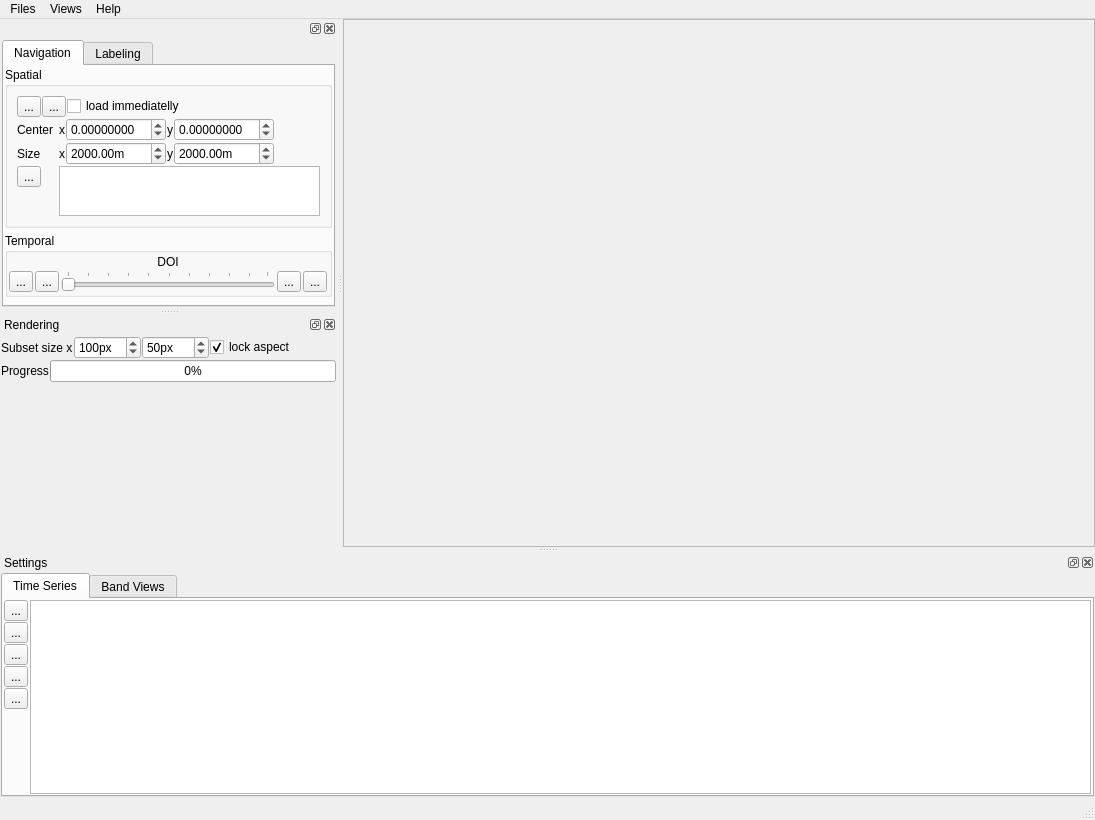
jakimowb/eo-time-series-viewer, file timeseriesviewer/ui/timseriesviewer.ui: the form before one commit.
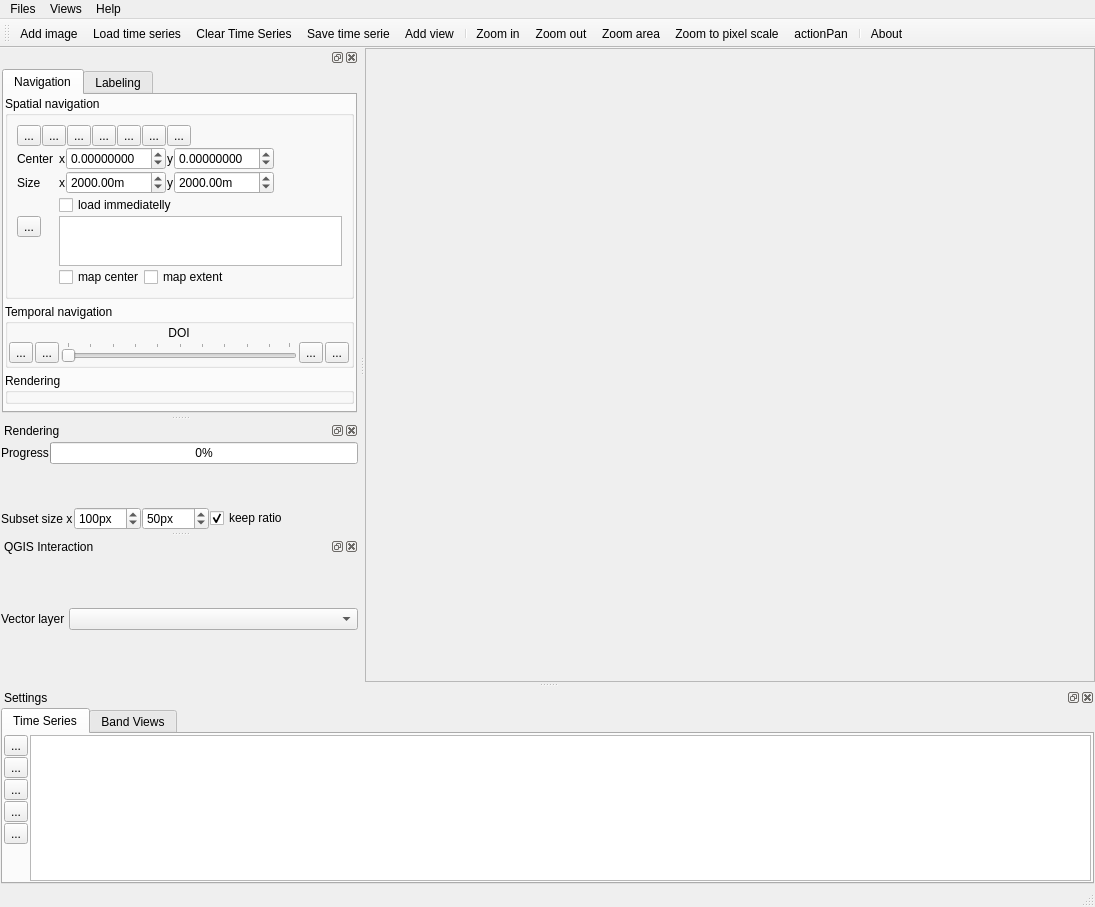
The form after the commit. Icons and pictures are not drawn.

The edit to the form file:
```diff
--- a/timeseriesviewer/ui/timseriesviewer.ui
+++ b/timeseriesviewer/ui/timseriesviewer.ui
@@ -7,7 +7,7 @@
     <x>0</x>
     <y>0</y>
     <width>1095</width>
-    <height>820</height>
+    <height>907</height>
    </rect>
   </property>
   <property name="windowTitle">
@@ -68,8 +68,8 @@
         <rect>
          <x>0</x>
          <y>0</y>
-         <width>613</width>
-         <height>595</height>
+         <width>556</width>
+         <height>638</height>
         </rect>
        </property>
        <property name="sizePolicy">
@@ -84,7 +84,7 @@
          <height>200</height>
         </size>
        </property>
-       <layout class="QHBoxLayout" name="scrollAreaLayout" stretch="">
+       <layout class="QHBoxLayout" name="scrollAreaLayout">
         <property name="spacing">
          <number>1</number>
         </property>
@@ -359,7 +359,7 @@
             </size>
            </property>
            <property name="title">
-            <string>Spatial</string>
+            <string>Spatial navigation</string>
            </property>
            <layout class="QFormLayout" name="formLayout_3">
             <property name="fieldGrowthPolicy">
@@ -409,9 +409,53 @@
                 </widget>
                </item>
                <item>
-                <widget class="QCheckBox" name="cb_loadSubsetDirectly">
+                <widget class="QToolButton" name="btnZoomIn">
                  <property name="text">
-                  <string>load immediatelly</string>
+                  <string>...</string>
+                 </property>
+                 <property name="icon">
+                  <iconset resource="resources.qrc">
+                   <normaloff>:/timseriesviewer/icons/mActionZoomIn.png</normaloff>:/timseriesviewer/icons/mActionZoomIn.png</iconset>
+                 </property>
+                </widget>
+               </item>
+               <item>
+                <widget class="QToolButton" name="btnZoomOut">
+                 <property name="text">
+                  <string>...</string>
+                 </property>
+                 <property name="icon">
+                  <iconset resource="resources.qrc">
+                   <normaloff>:/timseriesviewer/icons/mActionZoomOut.png</normaloff>:/timseriesviewer/icons/mActionZoomOut.png</iconset>
+                 </property>
+                </widget>
+               </item>
+               <item>
+                <widget class="QToolButton" name="btnZoomMaxExtent">
+                 <property name="text">
+                  <string>...</string>
+                 </property>
+                 <property name="icon">
+                  <iconset resource="resources.qrc">
+                   <normaloff>:/timseriesviewer/icons/mActionZoomFullExtent.png</normaloff>:/timseriesviewer/icons/mActionZoomFullExtent.png</iconset>
+                 </property>
+                </widget>
+               </item>
+               <item>
+                <widget class="QToolButton" name="btnZoomPixelScale">
+                 <property name="text">
+                  <string>...</string>
+                 </property>
+                 <property name="icon">
+                  <iconset resource="resources.qrc">
+                   <normaloff>:/timseriesviewer/icons/mActionZoomActual.png</normaloff>:/timseriesviewer/icons/mActionZoomActual.png</iconset>
+                 </property>
+                </widget>
+               </item>
+               <item>
+                <widget class="QToolButton" name="btnPan">
+                 <property name="text">
+                  <string>...</string>
                  </property>
                 </widget>
                </item>
@@ -641,7 +685,7 @@
               </layout>
              </widget>
             </item>
-            <item row="3" column="0">
+            <item row="4" column="0">
              <widget class="QToolButton" name="btnCRS">
               <property name="text">
                <string>...</string>
@@ -652,7 +696,7 @@
               </property>
              </widget>
             </item>
-            <item row="3" column="1">
+            <item row="4" column="1">
              <widget class="QPlainTextEdit" name="textBoxCRSInfo">
               <property name="enabled">
                <bool>true</bool>
@@ -680,6 +724,47 @@
               </property>
              </widget>
             </item>
+            <item row="3" column="1">
+             <widget class="QCheckBox" name="cb_loadSubsetDirectly">
+              <property name="text">
+               <string>load immediatelly</string>
+              </property>
+             </widget>
+            </item>
+            <item row="5" column="1">
+             <layout class="QHBoxLayout" name="horizontalLayout_11">
+              <property name="rightMargin">
+               <number>0</number>
+              </property>
+              <item>
+               <widget class="QCheckBox" name="cbSyncQgsMapCenter">
+                <property name="text">
+                 <string>map center</string>
+                </property>
+               </widget>
+              </item>
+              <item>
+               <widget class="QCheckBox" name="cbSyncQgsMapExtent">
+                <property name="text">
+                 <string>map extent</string>
+                </property>
+               </widget>
+              </item>
+              <item>
+               <spacer name="horizontalSpacer_3">
+                <property name="orientation">
+                 <enum>Qt::Horizontal</enum>
+                </property>
+                <property name="sizeHint" stdset="0">
+                 <size>
+                  <width>40</width>
+                  <height>20</height>
+                 </size>
+                </property>
+               </spacer>
+              </item>
+             </layout>
+            </item>
            </layout>
           </widget>
          </item>
@@ -692,7 +777,7 @@
             </size>
            </property>
            <property name="title">
-            <string>Temporal</string>
+            <string>Temporal navigation</string>
            </property>
            <layout class="QVBoxLayout" name="verticalLayout_11">
             <property name="spacing">
@@ -790,6 +875,13 @@
            </layout>
           </widget>
          </item>
+         <item>
+          <widget class="QGroupBox" name="groupBox">
+           <property name="title">
+            <string>Rendering</string>
+           </property>
+          </widget>
+         </item>
          <item>
           <spacer name="verticalSpacer_3">
            <property name="orientation">
@@ -937,7 +1029,7 @@
    <property name="minimumSize">
     <size>
      <width>324</width>
-     <height>232</height>
+     <height>110</height>
     </size>
    </property>
    <property name="features">
@@ -975,6 +1067,37 @@
        </layout>
       </widget>
      </item>
+     <item>
+      <layout class="QHBoxLayout" name="horizontalLayout_3">
+       <item>
+        <widget class="QLabel" name="label">
+         <property name="text">
+          <string>Progress</string>
+         </property>
+        </widget>
+       </item>
+       <item>
+        <widget class="QProgressBar" name="progressBar">
+         <property name="value">
+          <number>0</number>
+         </property>
+        </widget>
+       </item>
+      </layout>
+     </item>
+     <item>
+      <spacer name="verticalSpacer_2">
+       <property name="orientation">
+        <enum>Qt::Vertical</enum>
+       </property>
+       <property name="sizeHint" stdset="0">
+        <size>
+         <width>20</width>
+         <height>40</height>
+        </size>
+       </property>
+      </spacer>
+     </item>
      <item>
       <layout class="QHBoxLayout" name="horizontalLayout_8">
        <property name="spacing">
@@ -1046,7 +1169,7 @@
        <item>
         <widget class="QCheckBox" name="checkBoxLockSubsetAspect">
          <property name="text">
-          <string>lock aspect</string>
+          <string>keep ratio</string>
          </property>
          <property name="checked">
           <bool>true</bool>
@@ -1060,7 +1183,7 @@
          </property>
          <property name="sizeHint" stdset="0">
           <size>
-           <width>40</width>
+           <width>20</width>
            <height>20</height>
           </size>
          </property>
@@ -1068,37 +1191,81 @@
        </item>
       </layout>
      </item>
+    </layout>
+   </widget>
+  </widget>
+  <widget class="QToolBar" name="toolBar">
+   <property name="windowTitle">
+    <string>toolBar</string>
+   </property>
+   <attribute name="toolBarArea">
+    <enum>TopToolBarArea</enum>
+   </attribute>
+   <attribute name="toolBarBreak">
+    <bool>false</bool>
+   </attribute>
+   <addaction name="actionAddTSD"/>
+   <addaction name="actionLoadTS"/>
+   <addaction name="actionClearTS"/>
+   <addaction name="actionSaveTS"/>
+   <addaction name="actionAddBandView"/>
+   <addaction name="separator"/>
+   <addaction name="actionZoomIn"/>
+   <addaction name="actionZoomOut"/>
+   <addaction name="actionZoomArea"/>
+   <addaction name="actionZoomToPixelScale"/>
+   <addaction name="actionActionPan"/>
+   <addaction name="separator"/>
+   <addaction name="actionAbout"/>
+  </widget>
+  <widget class="QDockWidget" name="dockWidgetQgsInteraction">
+   <property name="minimumSize">
+    <size>
+     <width>359</width>
+     <height>145</height>
+    </size>
+   </property>
+   <property name="features">
+    <set>QDockWidget::AllDockWidgetFeatures</set>
+   </property>
+   <property name="windowTitle">
+    <string>QGIS Interaction</string>
+   </property>
+   <attribute name="dockWidgetArea">
+    <number>1</number>
+   </attribute>
+   <widget class="QWidget" name="dockWidgetContents_2">
+    <layout class="QVBoxLayout" name="verticalLayout_8">
+     <property name="spacing">
+      <number>1</number>
+     </property>
+     <property name="margin">
+      <number>1</number>
+     </property>
      <item>
-      <layout class="QHBoxLayout" name="horizontalLayout_3">
+      <layout class="QHBoxLayout" name="horizontalLayout_12">
+       <property name="bottomMargin">
+        <number>0</number>
+       </property>
        <item>
-        <widget class="QLabel" name="label">
+        <widget class="QLabel" name="label_7">
          <property name="text">
-          <string>Progress</string>
+          <string>Vector layer </string>
          </property>
         </widget>
        </item>
        <item>
-        <widget class="QProgressBar" name="progressBar">
-         <property name="value">
-          <number>0</number>
+        <widget class="QComboBox" name="comboBoxQgsVectorLayer">
+         <property name="sizePolicy">
+          <sizepolicy hsizetype="MinimumExpanding" vsizetype="Fixed">
+           <horstretch>0</horstretch>
+           <verstretch>0</verstretch>
+          </sizepolicy>
          </property>
         </widget>
        </item>
       </layout>
      </item>
-     <item>
-      <spacer name="verticalSpacer_2">
-       <property name="orientation">
-        <enum>Qt::Vertical</enum>
-       </property>
-       <property name="sizeHint" stdset="0">
-        <size>
-         <width>20</width>
-         <height>40</height>
-        </size>
-       </property>
-      </spacer>
-     </item>
     </layout>
    </widget>
   </widget>
@@ -1306,6 +1473,67 @@
     <string>setExtent</string>
    </property>
   </action>
+  <action name="actionZoomIn">
+   <property name="icon">
+    <iconset resource="resources.qrc">
+     <normaloff>:/timseriesviewer/icons/mActionZoomIn.png</normaloff>:/timseriesviewer/icons/mActionZoomIn.png</iconset>
+   </property>
+   <property name="text">
+    <string>Zoom in</string>
+   </property>
+   <property name="toolTip">
+    <string>Zoom into map</string>
+   </property>
+  </action>
+  <action name="actionZoomOut">
+   <property name="icon">
+    <iconset resource="resources.qrc">
+     <normaloff>:/timseriesviewer/icons/mActionZoomOut.png</normaloff>:/timseriesviewer/icons/mActionZoomOut.png</iconset>
+   </property>
+   <property name="text">
+    <string>Zoom out</string>
+   </property>
+   <property name="toolTip">
+    <string>Zoom out</string>
+   </property>
+  </action>
+  <action name="actionZoomArea">
+   <property name="icon">
+    <iconset resource="resources.qrc">
+     <normaloff>:/timseriesviewer/icons/mActionZoomFullExtent.png</normaloff>:/timseriesviewer/icons/mActionZoomFullExtent.png</iconset>
+   </property>
+   <property name="text">
+    <string>Zoom area</string>
+   </property>
+   <property name="toolTip">
+    <string>Zoom to maximum extent of time series</string>
+   </property>
+  </action>
+  <action name="actionZoomToPixelScale">
+   <property name="icon">
+    <iconset resource="resources.qrc">
+     <normaloff>:/timseriesviewer/icons/mActionZoomActual.png</normaloff>:/timseriesviewer/icons/mActionZoomActual.png</iconset>
+   </property>
+   <property name="text">
+    <string>Zoom to pixel scale</string>
+   </property>
+   <property name="toolTip">
+    <string>Zoom to pixel scale</string>
+   </property>
+  </action>
+  <action name="actionActionPan">
+   <property name="text">
+    <string>actionPan</string>
+   </property>
+   <property name="toolTip">
+    <string>Pan on map</string>
+   </property>
+  </action>
+  <action name="actionShowToolBar">
+   <property name="text">
+    <string>Show toolbar</string>
+   </property>
+  </action>
  </widget>
  <resources>
   <include location="resources.qrc"/>
```
Left out of the diff: 19 changed lines with no effect on the pictures.
